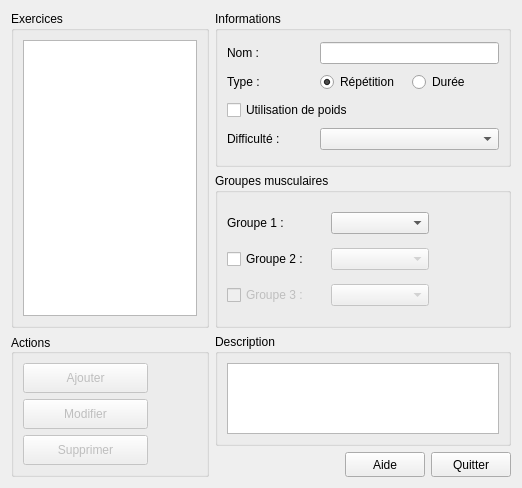
Before: the Qt Designer form src/exercisesdialog.ui in oktal/bodeasy, drawn with Qt 5.
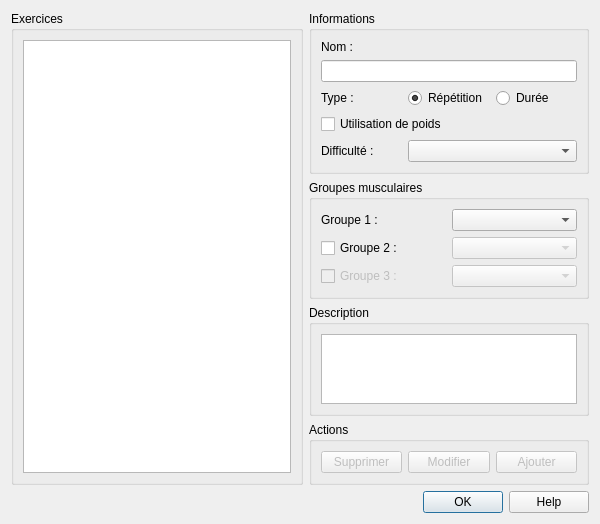
After: the same form once the commit is applied. Icons and pictures are not drawn. Custom widgets are drawn as their Qt base class.

Commit message: Fix a bug when updating an exercise after added a new one. The modified one was not the current one but the previously selected exercise. Rework the gui so it's easier to use (better layout, use selectionChanged() instead of clicked( const QModelIndex& ) so the gui is updated when moving the selection by keyboard in the list.)

```diff
--- a/src/exercisesdialog.ui
+++ b/src/exercisesdialog.ui
@@ -6,8 +6,8 @@
    <rect>
     <x>0</x>
     <y>0</y>
-    <width>522</width>
-    <height>488</height>
+    <width>600</width>
+    <height>500</height>
    </rect>
   </property>
   <property name="windowTitle">
@@ -17,9 +17,15 @@
    <iconset resource="ressources.qrc">
     <normaloff>:/images/exercise-icon.png</normaloff>:/images/exercise-icon.png</iconset>
   </property>
-  <layout class="QGridLayout" name="gridLayout" rowstretch="40,40,10,10" columnstretch="40,60">
-   <item row="0" column="0" rowspan="2">
+  <layout class="QGridLayout" name="gridLayout">
+   <item row="0" column="0" rowspan="4">
     <widget class="QGroupBox" name="groupBox">
+     <property name="sizePolicy">
+      <sizepolicy hsizetype="Expanding" vsizetype="Preferred">
+       <horstretch>0</horstretch>
+       <verstretch>0</verstretch>
+      </sizepolicy>
+     </property>
      <property name="title">
       <string>Exercices</string>
      </property>
@@ -36,7 +42,7 @@
       <string>Informations</string>
      </property>
      <layout class="QGridLayout" name="gridLayout_2">
-      <item row="0" column="0">
+      <item row="0" column="0" colspan="3">
        <widget class="QLabel" name="label">
         <property name="text">
          <string>Nom :</string>
@@ -46,17 +52,14 @@
         </property>
        </widget>
       </item>
-      <item row="0" column="1" colspan="2">
-       <widget class="QLineEdit" name="leName"/>
-      </item>
-      <item row="1" column="0">
+      <item row="2" column="0">
        <widget class="QLabel" name="label_2">
         <property name="text">
          <string>Type :</string>
         </property>
        </widget>
       </item>
-      <item row="1" column="1">
+      <item row="2" column="1">
        <widget class="QRadioButton" name="rbRepetition">
         <property name="text">
          <string>Répétition</string>
@@ -69,7 +72,7 @@
         </attribute>
        </widget>
       </item>
-      <item row="1" column="2">
+      <item row="2" column="2">
        <widget class="QRadioButton" name="rbDuration">
         <property name="text">
          <string>Durée</string>
@@ -79,23 +82,26 @@
         </attribute>
        </widget>
       </item>
-      <item row="2" column="0" colspan="3">
+      <item row="3" column="0" colspan="3">
        <widget class="QCheckBox" name="cbUseWeight">
         <property name="text">
          <string>Utilisation de poids</string>
         </property>
        </widget>
       </item>
-      <item row="3" column="0">
+      <item row="4" column="0">
        <widget class="QLabel" name="label_4">
         <property name="text">
          <string>Difficulté :</string>
         </property>
        </widget>
       </item>
-      <item row="3" column="1" colspan="2">
+      <item row="4" column="1" colspan="2">
        <widget class="QComboBox" name="cbDifficulty"/>
       </item>
+      <item row="1" column="0" colspan="3">
+       <widget class="QLineEdit" name="leName"/>
+      </item>
      </layout>
     </widget>
    </item>
@@ -105,15 +111,6 @@
       <string>Groupes musculaires</string>
      </property>
      <layout class="QGridLayout" name="gridLayout_3">
-      <property name="topMargin">
-       <number>5</number>
-      </property>
-      <property name="bottomMargin">
-       <number>5</number>
-      </property>
-      <property name="verticalSpacing">
-       <number>0</number>
-      </property>
       <item row="0" column="0">
        <widget class="QLabel" name="label_5">
         <property name="text">
@@ -124,22 +121,6 @@
       <item row="0" column="1">
        <widget class="QComboBox" name="cbGroup1"/>
       </item>
-      <item row="0" column="2">
-       <spacer name="horizontalSpacer">
-        <property name="orientation">
-         <enum>Qt::Horizontal</enum>
-        </property>
-        <property name="sizeType">
-         <enum>QSizePolicy::Maximum</enum>
-        </property>
-        <property name="sizeHint" stdset="0">
-         <size>
-          <width>70</width>
-          <height>20</height>
-         </size>
-        </property>
-       </spacer>
-      </item>
       <item row="1" column="0">
        <widget class="QCheckBox" name="chkGroup2">
         <property name="text">
@@ -154,22 +135,6 @@
         </property>
        </widget>
       </item>
-      <item row="1" column="2">
-       <spacer name="horizontalSpacer_2">
-        <property name="orientation">
-         <enum>Qt::Horizontal</enum>
-        </property>
-        <property name="sizeType">
-         <enum>QSizePolicy::Maximum</enum>
-        </property>
-        <property name="sizeHint" stdset="0">
-         <size>
-          <width>70</width>
-          <height>20</height>
-         </size>
-        </property>
-       </spacer>
-      </item>
       <item row="2" column="0">
        <widget class="QCheckBox" name="chkGroup3">
         <property name="enabled">
@@ -187,112 +152,6 @@
         </property>
        </widget>
       </item>
-      <item row="2" column="2">
-       <spacer name="horizontalSpacer_3">
-        <property name="orientation">
-         <enum>Qt::Horizontal</enum>
-        </property>
-        <property name="sizeType">
-         <enum>QSizePolicy::Maximum</enum>
-        </property>
-        <property name="sizeHint" stdset="0">
-         <size>
-          <width>70</width>
-          <height>20</height>
-         </size>
-        </property>
-       </spacer>
-      </item>
-     </layout>
-    </widget>
-   </item>
-   <item row="2" column="0" rowspan="2">
-    <widget class="QGroupBox" name="groupBox_5">
-     <property name="title">
-      <string>Actions</string>
-     </property>
-     <property name="alignment">
-      <set>Qt::AlignLeading|Qt::AlignLeft|Qt::AlignVCenter</set>
-     </property>
-     <layout class="QVBoxLayout" name="verticalLayout_3">
-      <item>
-       <widget class="QPushButton" name="btnAdd">
-        <property name="enabled">
-         <bool>false</bool>
-        </property>
-        <property name="minimumSize">
-         <size>
-          <width>100</width>
-          <height>30</height>
-         </size>
-        </property>
-        <property name="maximumSize">
-         <size>
-          <width>125</width>
-          <height>16777215</height>
-         </size>
-        </property>
-        <property name="text">
-         <string>Ajouter</string>
-        </property>
-        <property name="icon">
-         <iconset resource="ressources.qrc">
-          <normaloff>:/images/add-icon.png</normaloff>:/images/add-icon.png</iconset>
-        </property>
-       </widget>
-      </item>
-      <item>
-       <widget class="QPushButton" name="btnModify">
-        <property name="enabled">
-         <bool>false</bool>
-        </property>
-        <property name="minimumSize">
-         <size>
-          <width>100</width>
-          <height>30</height>
-         </size>
-        </property>
-        <property name="maximumSize">
-         <size>
-          <width>125</width>
-          <height>16777215</height>
-         </size>
-        </property>
-        <property name="text">
-         <string>Modifier</string>
-        </property>
-        <property name="icon">
-         <iconset resource="ressources.qrc">
-          <normaloff>:/images/save-icon.gif</normaloff>:/images/save-icon.gif</iconset>
-        </property>
-       </widget>
-      </item>
-      <item>
-       <widget class="QPushButton" name="btnDelete">
-        <property name="enabled">
-         <bool>false</bool>
-        </property>
-        <property name="minimumSize">
-         <size>
-          <width>100</width>
-          <height>30</height>
-         </size>
-        </property>
-        <property name="maximumSize">
-         <size>
-          <width>125</width>
-          <height>16777215</height>
-         </size>
-        </property>
-        <property name="text">
-         <string>Supprimer</string>
-        </property>
-        <property name="icon">
-         <iconset resource="ressources.qrc">
-          <normaloff>:/images/delete-icon.png</normaloff>:/images/delete-icon.png</iconset>
-        </property>
-       </widget>
-      </item>
      </layout>
     </widget>
    </item>
@@ -303,64 +162,75 @@
      </property>
      <layout class="QVBoxLayout" name="verticalLayout_2">
       <item>
-       <widget class="QPlainTextEdit" name="pteDescription"/>
+       <widget class="QPlainTextEdit" name="pteDescription">
+        <property name="sizePolicy">
+         <sizepolicy hsizetype="Preferred" vsizetype="Expanding">
+          <horstretch>0</horstretch>
+          <verstretch>0</verstretch>
+         </sizepolicy>
+        </property>
+       </widget>
       </item>
      </layout>
     </widget>
    </item>
    <item row="3" column="1">
-    <layout class="QHBoxLayout" name="horizontalLayout">
-     <item>
-      <spacer name="horizontalSpacer_4">
-       <property name="orientation">
-        <enum>Qt::Horizontal</enum>
-       </property>
-       <property name="sizeType">
-        <enum>QSizePolicy::MinimumExpanding</enum>
-       </property>
-       <property name="sizeHint" stdset="0">
-        <size>
-         <width>98</width>
-         <height>20</height>
-        </size>
-       </property>
-      </spacer>
-     </item>
-     <item>
-      <widget class="QPushButton" name="btnHelp">
-       <property name="minimumSize">
-        <size>
-         <width>0</width>
-         <height>25</height>
-        </size>
-       </property>
-       <property name="text">
-        <string>Aide</string>
-       </property>
-       <property name="icon">
-        <iconset resource="ressources.qrc">
-         <normaloff>:/images/help-icon.png</normaloff>:/images/help-icon.png</iconset>
-       </property>
-      </widget>
-     </item>
-     <item>
-      <widget class="QPushButton" name="btnClose">
-       <property name="minimumSize">
-        <size>
-         <width>0</width>
-         <height>25</height>
-        </size>
-       </property>
-       <property name="text">
-        <string>Quitter</string>
-       </property>
-       <property name="icon">
-        <iconset resource="ressources.qrc">
-         <normaloff>:/images/close-icon.png</normaloff>:/images/close-icon.png</iconset>
-       </property>
-      </widget>
-     </item>
-    </layout>
+    <widget class="QGroupBox" name="groupBox_5">
+     <property name="title">
+      <string>Actions</string>
+     </property>
+     <layout class="QHBoxLayout" name="horizontalLayout_2">
+      <item>
+       <widget class="QPushButton" name="btnDelete">
+        <property name="enabled">
+         <bool>false</bool>
+        </property>
+        <property name="text">
+         <string>Supprimer</string>
+        </property>
+        <property name="icon">
+         <iconset resource="ressources.qrc">
+          <normaloff>:/images/delete-icon.png</normaloff>:/images/delete-icon.png</iconset>
+        </property>
+       </widget>
+      </item>
+      <item>
+       <widget class="QPushButton" name="btnModify">
+        <property name="enabled">
+         <bool>false</bool>
+        </property>
+        <property name="text">
+         <string>Modifier</string>
+        </property>
+        <property name="icon">
+         <iconset resource="ressources.qrc">
+          <normaloff>:/images/save-icon.gif</normaloff>:/images/save-icon.gif</iconset>
+        </property>
+       </widget>
+      </item>
+      <item>
+       <widget class="QPushButton" name="btnAdd">
+        <property name="enabled">
+         <bool>false</bool>
+        </property>
+        <property name="text">
+         <string>Ajouter</string>
+        </property>
+        <property name="icon">
+         <iconset resource="ressources.qrc">
+          <normaloff>:/images/add-icon.png</normaloff>:/images/add-icon.png</iconset>
+        </property>
+       </widget>
+      </item>
+     </layout>
+    </widget>
+   </item>
+   <item row="4" column="0" colspan="2">
+    <widget class="QDialogButtonBox" name="buttonBox">
+     <property name="standardButtons">
+      <set>QDialogButtonBox::Help|QDialogButtonBox::Ok</set>
+     </property>
+    </widget>
    </item>
   </layout>
  </widget>
```
Left out of the diff: 36 changed lines with no effect on the pictures. The commit also changes 2 other files.
